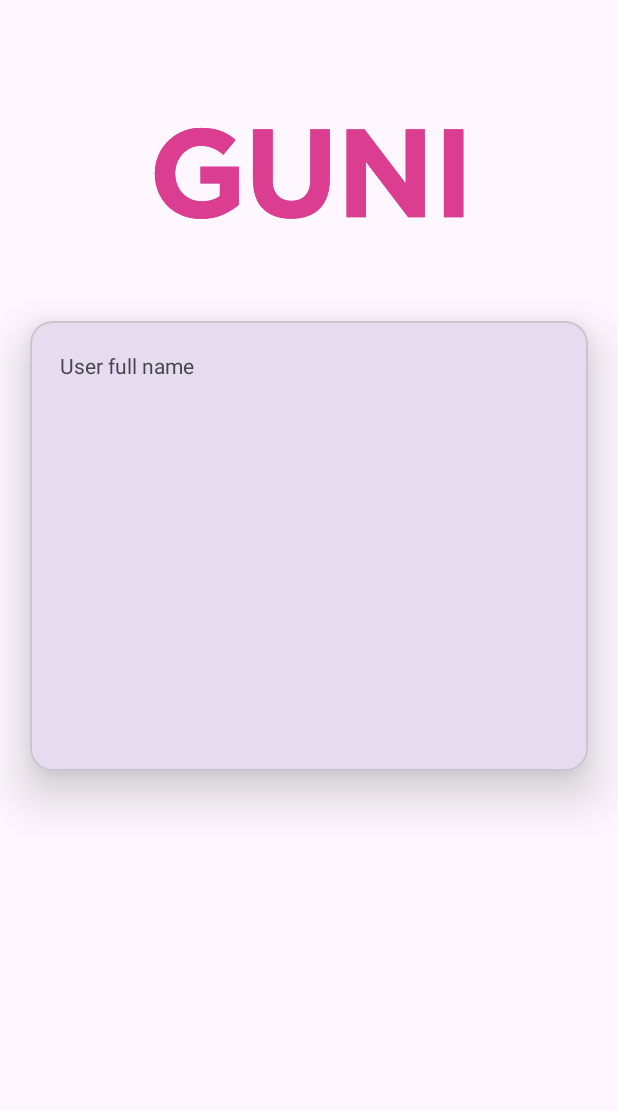
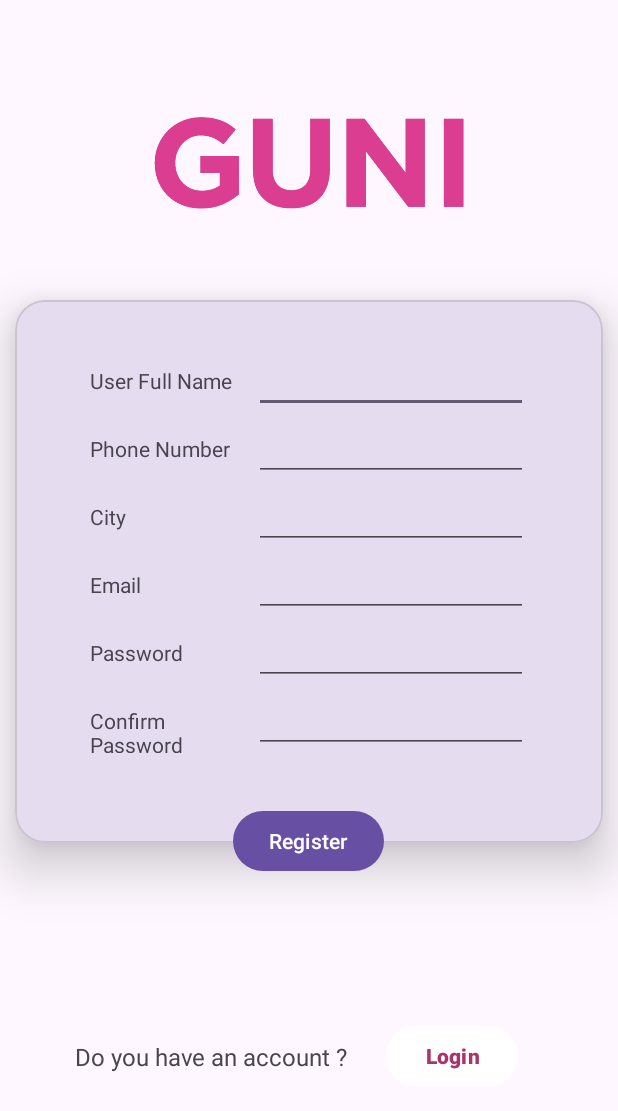
Before and after one commit to Risky132/MAD_Practical-4_22172012040, an Android app: the RegistrationActivity screen opened directly, with no data from a screen before it, on a phone screen of 412 x 824 dp. Shown: the top 1111 px of the screen. Run offline under Robolectric (Android 15) with nearby library versions, the phone set to English and light mode, and no system bars.

```diff
--- a/app/src/main/java/com/example/mad_practical_4_22172012040/RegistrationActivity.kt
+++ b/app/src/main/java/com/example/mad_practical_4_22172012040/RegistrationActivity.kt
@@ -1,11 +1,17 @@
 package com.example.mad_practical_4_22172012040
 
+import android.content.Intent
 import androidx.appcompat.app.AppCompatActivity
 import android.os.Bundle
+import android.widget.Button
 
 class RegistrationActivity : AppCompatActivity() {
     override fun onCreate(savedInstanceState: Bundle?) {
         super.onCreate(savedInstanceState)
         setContentView(R.layout.activity_registration)
+        val button:Button=findViewById(R.id.login5)
+        button.setOnClickListener{
+            Intent(this,LoginActivity::class.java).also { startActivity(it) }
+        }
     }
 }
--- a/app/src/main/res/layout/activity_registration.xml
+++ b/app/src/main/res/layout/activity_registration.xml
@@ -1,70 +1,211 @@
 <?xml version="1.0" encoding="utf-8"?>
-<androidx.constraintlayout.widget.ConstraintLayout xmlns:android="http://schemas.android.com/apk/res/android"
+<LinearLayout xmlns:android="http://schemas.android.com/apk/res/android"
     xmlns:app="http://schemas.android.com/apk/res-auto"
     xmlns:tools="http://schemas.android.com/tools"
     android:layout_width="match_parent"
     android:layout_height="match_parent"
-    tools:context=".Login">
+    android:orientation="vertical"
+    tools:context=".RegistrationActivity">
+
+    <ImageView
+        android:layout_width="wrap_content"
+        android:layout_height="200dp"
+        app:srcCompat="@drawable/guni_pink_logo">
+
+    </ImageView>
+
+    <com.google.android.material.card.MaterialCardView
+        android:layout_width="match_parent"
+        android:layout_height="wrap_content"
+        app:cardElevation="20dp"
+        android:layout_marginHorizontal="10dp"
+        app:cardCornerRadius="20dp">
+
         <LinearLayout
             android:layout_width="match_parent"
-        android:layout_height="match_parent"
-        android:orientation="vertical">
+            android:layout_height="wrap_content"
+            android:orientation="vertical"
+            android:layout_marginHorizontal="20dp"
+            android:padding="30dp">
 
-        <ImageView
-            android:id="@+id/imageView"
-            android:layout_width="match_parent"
-            android:layout_height="214dp"
-            app:layout_constraintStart_toStartOf="parent"
-            app:layout_constraintTop_toTopOf="parent"
-            android:src="@drawable/guni_pink_logo"
-            tools:layout_editor_absoluteX="202dp"
-            tools:layout_editor_absoluteY="107dp" />
-        <com.google.android.material.card.MaterialCardView
-            android:layout_width="match_parent"
-            android:layout_height="300dp"
-            app:layout_constraintStart_toStartOf="parent"
-            app:layout_constraintTop_toBottomOf="@+id/imageView"
-            android:layout_marginHorizontal="20dp"
-            app:cardCornerRadius="15dp"
-            app:layout_editor_absoluteX="20dp"
-            app:cardElevation="20dp"
-            app:cardcornerRadious="">
-            <LinearLayout
-                android:layout_width="match_parent"
-                android:layout_height="match_parent"
-                android:padding="20dp"
-                android:orientation="vertical">
             <LinearLayout
                 android:layout_width="match_parent"
                 android:layout_height="match_parent"
                 android:orientation="horizontal">
 
                 <TextView
-                        android:id="@+id/name"
-                        android:layout_width="wrap_content"
+                    android:layout_width="0dp"
                     android:layout_height="wrap_content"
-                        android:layout_weight="1"
-                        android:text="User full name" />
+                    android:layout_weight="0.3"
+                    android:text="User Full Name">
 
+                </TextView>
 
+                <EditText
+                    android:layout_width="0dp"
+                    android:layout_height="wrap_content"
+                    android:layout_weight="0.5">
+
+                </EditText>
 
             </LinearLayout>
+
             <LinearLayout
                 android:layout_width="match_parent"
                 android:layout_height="match_parent"
                 android:orientation="horizontal">
 
                 <TextView
-                        android:id="@+id/textView"
-                        android:layout_width="wrap_content"
+                    android:layout_width="0dp"
                     android:layout_height="wrap_content"
-                        android:layout_weight="1"
-                        android:text="User full name" />
+                    android:layout_weight="0.3"
+                    android:text="Phone Number">
+
+                </TextView>
+
+                <EditText
+                    android:layout_width="0dp"
+                    android:layout_height="wrap_content"
+                    android:layout_weight="0.5">
+
+                </EditText>
 
             </LinearLayout>
+
+            <LinearLayout
+                android:layout_width="match_parent"
+                android:layout_height="match_parent"
+                android:orientation="horizontal">
+
+                <TextView
+                    android:layout_width="0dp"
+                    android:layout_height="wrap_content"
+                    android:layout_weight="0.3"
+                    android:text="City">
+
+                </TextView>
+
+                <EditText
+                    android:layout_width="0dp"
+                    android:layout_height="wrap_content"
+                    android:layout_weight="0.5">
+
+                </EditText>
+
+            </LinearLayout>
+
+            <LinearLayout
+                android:layout_width="match_parent"
+                android:layout_height="match_parent"
+                android:orientation="horizontal">
+
+                <TextView
+                    android:layout_width="0dp"
+                    android:layout_height="wrap_content"
+                    android:layout_weight="0.3"
+                    android:text="Email">
+
+                </TextView>
+
+                <EditText
+                    android:layout_width="0dp"
+                    android:layout_height="wrap_content"
+                    android:layout_weight="0.5">
+
+                </EditText>
+
+            </LinearLayout>
+
+            <LinearLayout
+                android:layout_width="match_parent"
+                android:layout_height="match_parent"
+                android:orientation="horizontal">
+
+                <TextView
+                    android:layout_width="0dp"
+                    android:layout_height="wrap_content"
+                    android:layout_weight="0.3"
+                    android:text="Password">
+
+                </TextView>
+
+                <EditText
+                    android:layout_width="0dp"
+                    android:layout_height="wrap_content"
+                    android:layout_weight="0.5">
+
+                </EditText>
+
+            </LinearLayout>
+
+            <LinearLayout
+                android:layout_width="match_parent"
+                android:layout_height="match_parent"
+                android:orientation="horizontal"
+                android:paddingBottom="30dp">
+
+                <TextView
+                    android:layout_width="0dp"
+                    android:layout_height="wrap_content"
+                    android:layout_weight="0.3"
+                    android:text="Confirm Password">
+
+                </TextView>
+
+                <EditText
+                    android:layout_width="0dp"
+                    android:layout_height="wrap_content"
+                    android:layout_weight="0.5">
+
+                </EditText>
+
+            </LinearLayout>
+
         </LinearLayout>
 
     </com.google.android.material.card.MaterialCardView>
+
+    <LinearLayout
+        android:layout_width="wrap_content"
+        android:layout_height="wrap_content"
+        android:layout_gravity="center"
+        android:layout_marginTop="-25dp"
+        android:elevation="40dp"
+        >
+        <Button
+            android:layout_width="wrap_content"
+            android:layout_height="wrap_content"
+            android:text="Register"
+            >
+        </Button>
+
     </LinearLayout>
 
-</androidx.constraintlayout.widget.ConstraintLayout>
+    <LinearLayout
+        android:layout_width="wrap_content"
+        android:layout_height="match_parent"
+        android:gravity="center"
+        android:orientation="horizontal"
+        >
+        <TextView
+            android:layout_width="wrap_content"
+            android:layout_height="wrap_content"
+            android:layout_marginLeft="50dp"
+            android:text="Do you have an account ?"
+            android:textSize="16sp">
+        </TextView>
+
+        <Button
+            android:id="@+id/login5"
+            android:layout_width="wrap_content"
+            android:layout_height="wrap_content"
+            android:backgroundTint="@color/white"
+            android:text="Login"
+            android:textStyle="bold"
+            android:layout_marginLeft="25dp"
+            android:textColor="#AA336A"/>
+
+    </LinearLayout>
+    />
+
+</LinearLayout>
```
Also changed, not shown: app/src/main/java/com/example/mad_practical_4_22172012040/LoginActivity.kt (+8 -0 lines), app/src/main/java/com/example/mad_practical_4_22172012040/MainActivity.kt (+9 -1 lines), app/src/main/res/layout/activity_login.xml (+23 -30 lines), app/src/main/res/layout/activity_main.xml (+10 -15 lines). Lines whose indentation alone changed are shown as unchanged.
